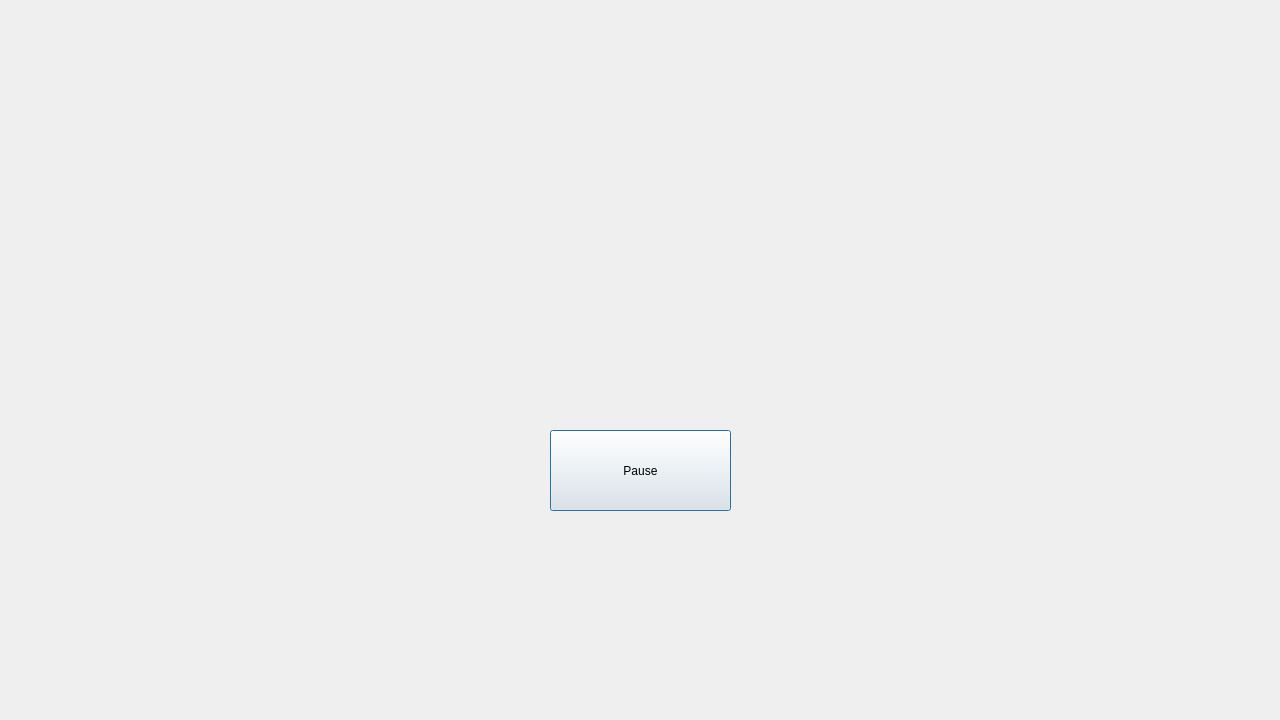
Above: scannerGUI/scanwindow.ui from JDStone15/CapstoneDesign before the change. Below: the same form after it.
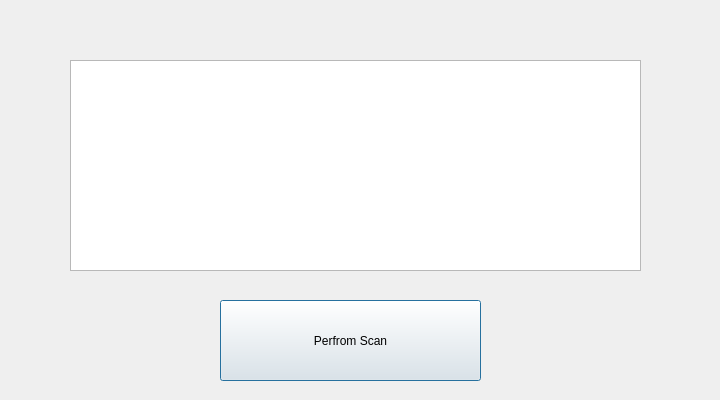
That is the form after the change.

The edit to the form file:
```diff
--- a/scannerGUI/scanwindow.ui
+++ b/scannerGUI/scanwindow.ui
@@ -6,8 +6,8 @@
    <rect>
     <x>0</x>
     <y>0</y>
-    <width>1280</width>
-    <height>720</height>
+    <width>720</width>
+    <height>400</height>
    </rect>
   </property>
   <property name="maximumSize">
@@ -19,25 +19,12 @@
   <property name="windowTitle">
    <string>Scanning</string>
   </property>
-  <widget class="QLabel" name="lblcamera">
-   <property name="geometry">
-    <rect>
-     <x>320</x>
-     <y>40</y>
-     <width>640</width>
-     <height>320</height>
-    </rect>
-   </property>
-   <property name="text">
-    <string/>
-   </property>
-  </widget>
   <widget class="QPushButton" name="on_btnPauseOrResume">
    <property name="geometry">
     <rect>
-     <x>550</x>
-     <y>430</y>
-     <width>181</width>
+     <x>220</x>
+     <y>300</y>
+     <width>261</width>
      <height>81</height>
     </rect>
    </property>
@@ -45,7 +32,17 @@
     <string notr="true">color : rgb(0, 0, 0)</string>
    </property>
    <property name="text">
-    <string>Pause</string>
+    <string>Perfrom Scan</string>
+   </property>
+  </widget>
+  <widget class="QTextBrowser" name="textBrowser">
+   <property name="geometry">
+    <rect>
+     <x>70</x>
+     <y>60</y>
+     <width>571</width>
+     <height>211</height>
+    </rect>
    </property>
   </widget>
  </widget>
```
